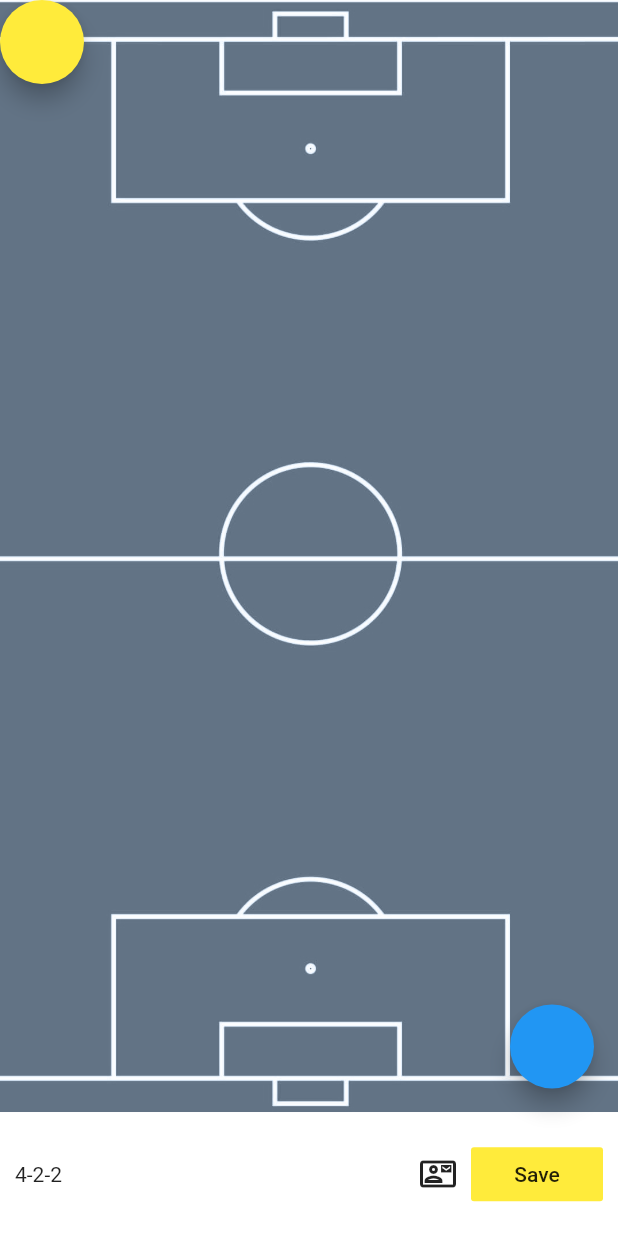
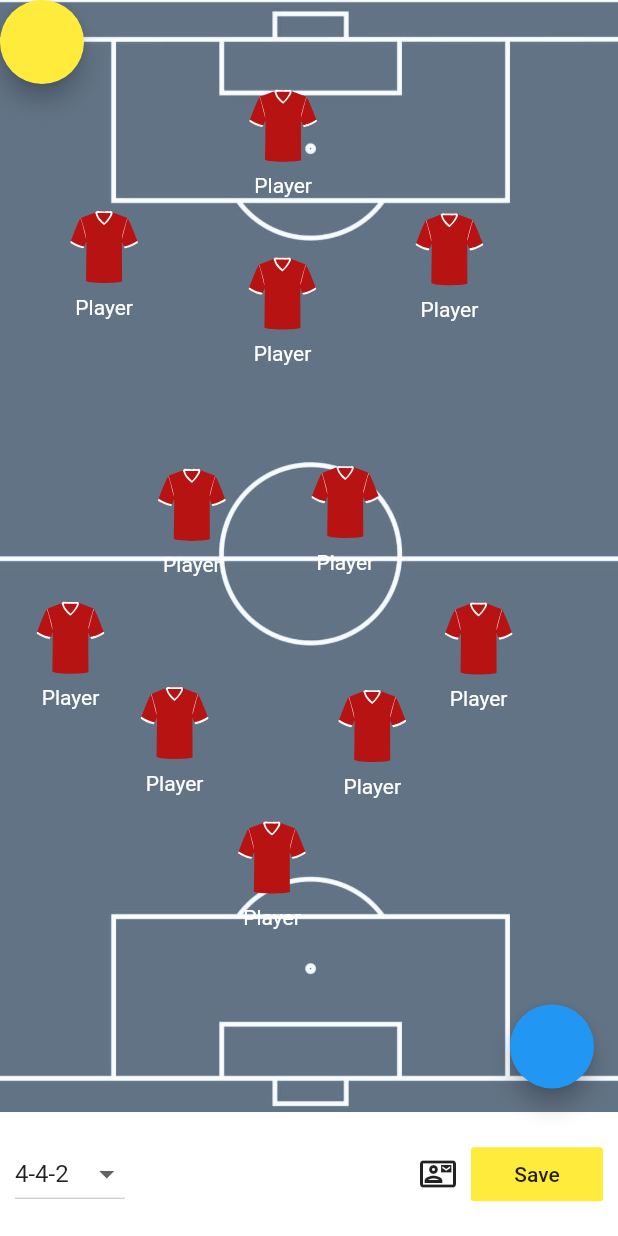
Before and after one commit to X-SLAYER/Lineup-builder, a Flutter app: the screen it shows after launch, after a tap on "Save", on a phone screen of 412 x 824 dp. Run offline on Flutter 3.47's test engine with Material 2 defaults, Android fonts, the phone set to English and light mode, and no system bars.

Commit message:
add tactic selection

```diff
--- a/lib/home.dart
+++ b/lib/home.dart
@@ -1,12 +1,11 @@
 import 'dart:developer';
-import 'dart:typed_data';
-import 'dart:ui';
 
 import 'package:flutter/material.dart';
 import 'package:flutter/rendering.dart';
 import 'package:flutter/services.dart';
 import 'package:lineup_builder/providers/players_provider.dart';
 import 'package:lineup_builder/utils/json_handler.dart';
+import 'package:lineup_builder/widgets/bottom_panel.dart';
 import 'package:lineup_builder/widgets/main.dart';
 import 'dart:convert';
 
@@ -19,27 +18,27 @@ class HomePage extends StatefulWidget {
 
 class _HomePageState extends State<HomePage> {
   GlobalKey screenShotKey = GlobalKey();
-  Uint8List img;
 
   Future<void> _readTactics(String squad) async {
+    try {
       var playerProvider = Provider.of<PlayersProvider>(context, listen: false);
-    // playerProvider.clearAll();
-    var json = await rootBundle.loadString("assets/tactics/$squad.json");
-    var jsonBody = await jsonDecode(json);
+      playerProvider.clearAll();
+      String json = await rootBundle.loadString("assets/tactics/$squad.json");
+      var jsonBody = jsonDecode(json);
       List<dynamic> _players = jsonBody['players'];
+      print(jsonBody);
       _players.forEach((player) {
         playerProvider.addPlayer(player);
       });
+    } catch (e) {
+      print(e);
+    }
   }
 
   takescrshot() async {
     RenderRepaintBoundary boundary =
         screenShotKey.currentContext.findRenderObject();
     var image = await boundary.toImage();
-    var byteData = await image.toByteData(format: ImageByteFormat.png);
-    setState(() {
-      img = byteData.buffer.asUint8List();
-    });
   }
 
   @override
@@ -53,7 +52,7 @@ class _HomePageState extends State<HomePage> {
       ),
       body: SafeArea(
         child: Consumer<PlayersProvider>(
-          builder: (_, playerProvider, __) => Container(
+          builder: (_, playerProvider, child) => Container(
             height: double.infinity,
             width: double.infinity,
             child: RepaintBoundary(
@@ -73,31 +72,13 @@ class _HomePageState extends State<HomePage> {
           ),
         ),
       ),
-      bottomNavigationBar: Container(
-        height: MediaQuery.of(context).size.height * 0.1,
-        color: Colors.white,
-        child: Padding(
-          padding: const EdgeInsets.symmetric(horizontal: 10.0),
-          child: Row(
-            mainAxisAlignment: MainAxisAlignment.spaceBetween,
-            children: [
-              Text('4-2-2'),
-              Row(
-                mainAxisSize: MainAxisSize.min,
-                children: [
-                  Icon(Icons.contact_mail_outlined),
-                  SizedBox(width: 10.0),
-                  FlatButton(
+      bottomNavigationBar: BottomPanel(
+        onSelect: (tactic) {
+          _readTactics(tactic);
+        },
         onPressed: () async {
-                        await takescrshot();
+          await _readTactics('4-2-3-1');
         },
-                      child: Text("Save"),
-                      color: Colors.yellow)
-                ],
-              )
-            ],
-          ),
-        ),
       ),
     );
   }
--- a/lib/providers/players_provider.dart
+++ b/lib/providers/players_provider.dart
@@ -16,4 +16,9 @@ class PlayersProvider extends ChangeNotifier {
     _players.add(playerFromJson(source));
     notifyListeners();
   }
+
+  addAll(List<Player> players) {
+    _players.addAll(players);
+    notifyListeners();
+  }
 }
--- a/lib/utils/json_handler.dart
+++ b/lib/utils/json_handler.dart
@@ -1,7 +1,6 @@
 import 'dart:convert';
 
 import 'package:flutter/material.dart';
-import 'package:flutter/services.dart';
 import 'package:lineup_builder/widgets/main.dart';
 
 Player playerFromJson(dynamic source) {
@@ -13,6 +12,9 @@ Player playerFromJson(dynamic source) {
   );
 }
 
+///export your custom tactic to a json file
+///it might help later if u need to save this on
+///server side or in a local file
 playerToJson(List<Player> players) {
   final Map<String, dynamic> _players = new Map<String, dynamic>();
   _players['players'] = players.map((player) => _toJson(player)).toList();
--- /dev/null
+++ b/lib/widgets/bottom_panel.dart
@@ -0,0 +1,70 @@
+import 'package:flutter/material.dart';
+
+class BottomPanel extends StatefulWidget {
+  final Function() onPressed;
+  final ValueChanged<String> onSelect;
+
+  BottomPanel({this.onPressed, this.onSelect});
+
+  @override
+  _BottomPanelState createState() => _BottomPanelState();
+}
+
+class _BottomPanelState extends State<BottomPanel> {
+  List<String> tactics = [
+    "4-4-2",
+    "4-3-3",
+    "4-2-3-1",
+  ];
+
+  String selectedTactic;
+
+  @override
+  void initState() {
+    super.initState();
+    selectedTactic = tactics[0];
+  }
+
+  @override
+  Widget build(BuildContext context) {
+    return Container(
+      height: MediaQuery.of(context).size.height * 0.1,
+      color: Colors.white,
+      child: Padding(
+        padding: const EdgeInsets.symmetric(horizontal: 10.0),
+        child: Row(
+          mainAxisAlignment: MainAxisAlignment.spaceBetween,
+          children: [
+            DropdownButton<String>(
+                value: selectedTactic,
+                items: tactics.map(
+                  (String value) {
+                    return DropdownMenuItem<String>(
+                      value: value,
+                      child: Text(value),
+                    );
+                  },
+                ).toList(),
+                onChanged: (String tactic) {
+                  setState(() {
+                    selectedTactic = tactic;
+                  });
+                  widget.onSelect(tactic);
+                }),
+            Row(
+              mainAxisSize: MainAxisSize.min,
+              children: [
+                Icon(Icons.contact_mail_outlined),
+                SizedBox(width: 10.0),
+                FlatButton(
+                    onPressed: widget.onPressed,
+                    child: Text("Save"),
+                    color: Colors.yellow)
+              ],
+            )
+          ],
+        ),
+      ),
+    );
+  }
+}
--- a/lib/widgets/player.dart
+++ b/lib/widgets/player.dart
@@ -41,9 +41,8 @@ class _PlayerState extends State<Player> {
 
   @override
   Widget build(BuildContext context) {
-    return AnimatedPositioned(
+    return Positioned(
       key: _key,
-      duration: Duration(milliseconds: 0),
       top: top,
       left: left,
       child: Draggable(
```
Lines whose indentation alone changed are shown as unchanged.
